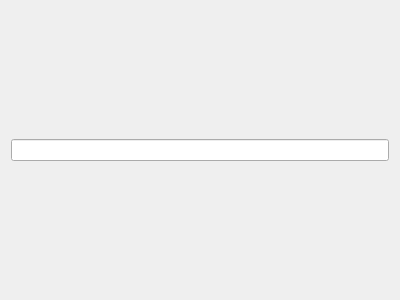
Qt form searchdialog.ui (LebyakMarki/File_Manager_OS) before a commit.
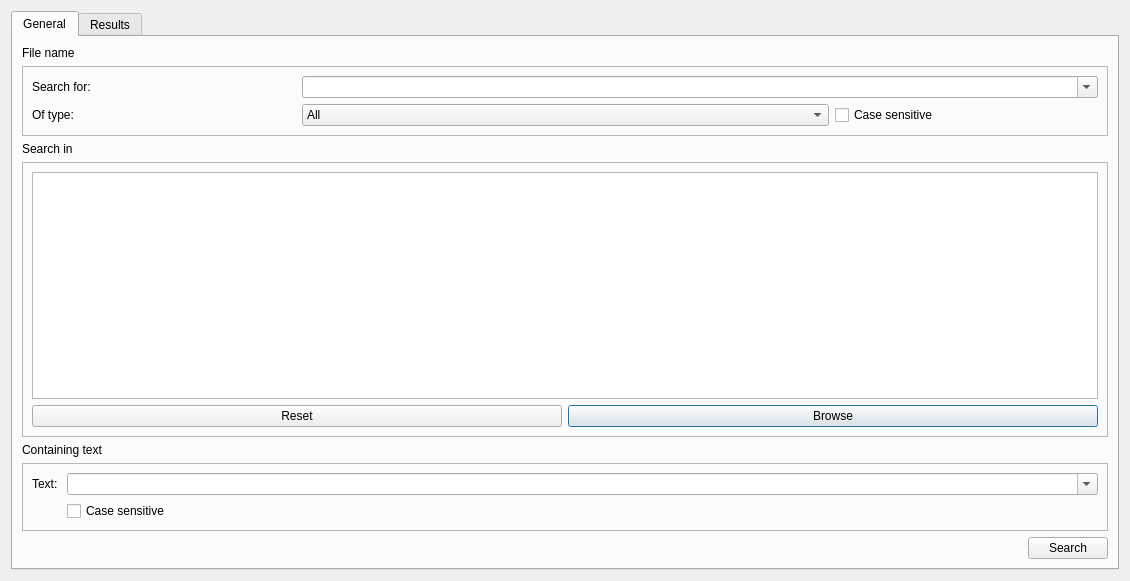
The same form after that commit.

Commit message:
Added search implementation
Also fixed some bugs

The edit to the form file:
```diff
--- a/searchdialog.ui
+++ b/searchdialog.ui
@@ -6,16 +6,270 @@
    <rect>
     <x>0</x>
     <y>0</y>
-    <width>400</width>
-    <height>300</height>
+    <width>1126</width>
+    <height>581</height>
    </rect>
   </property>
   <property name="windowTitle">
    <string>Dialog</string>
   </property>
-  <layout class="QHBoxLayout" name="horizontalLayout">
-   <item>
-    <widget class="QLineEdit" name="lineEdit"/>
+  <layout class="QGridLayout" name="gridLayout">
+   <item row="0" column="0">
+    <widget class="QTabWidget" name="searchWidget">
+     <property name="toolTip">
+      <string/>
+     </property>
+     <property name="tabShape">
+      <enum>QTabWidget::Rounded</enum>
+     </property>
+     <property name="currentIndex">
+      <number>0</number>
+     </property>
+     <property name="movable">
+      <bool>true</bool>
+     </property>
+     <widget class="QWidget" name="generalTab">
+      <attribute name="title">
+       <string>General</string>
+      </attribute>
+      <attribute name="toolTip">
+       <string>This is tab for setting parameters</string>
+      </attribute>
+      <layout class="QVBoxLayout" name="verticalLayout_2">
+       <item>
+        <widget class="QLabel" name="label">
+         <property name="text">
+          <string>File name</string>
+         </property>
+        </widget>
+       </item>
+       <item>
+        <widget class="QFrame" name="filename_frame">
+         <property name="frameShape">
+          <enum>QFrame::StyledPanel</enum>
+         </property>
+         <property name="frameShadow">
+          <enum>QFrame::Raised</enum>
+         </property>
+         <layout class="QGridLayout" name="gridLayout_2">
+          <item row="1" column="1" colspan="2">
+           <widget class="QComboBox" name="fileTypeBox">
+            <property name="editable">
+             <bool>false</bool>
+            </property>
+            <item>
+             <property name="text">
+              <string>All</string>
+             </property>
+            </item>
+            <item>
+             <property name="text">
+              <string>Text</string>
+             </property>
+            </item>
+            <item>
+             <property name="text">
+              <string>Images</string>
+             </property>
+            </item>
+            <item>
+             <property name="text">
+              <string>Videos</string>
+             </property>
+            </item>
+            <item>
+             <property name="text">
+              <string>Archives</string>
+             </property>
+            </item>
+           </widget>
+          </item>
+          <item row="1" column="0">
+           <widget class="QLabel" name="of_type_label">
+            <property name="text">
+             <string>Of type: </string>
+            </property>
+           </widget>
+          </item>
+          <item row="1" column="3">
+           <widget class="QCheckBox" name="caseSensitiveFilenameBox">
+            <property name="text">
+             <string>Case sensitive</string>
+            </property>
+           </widget>
+          </item>
+          <item row="0" column="0">
+           <widget class="QLabel" name="search_for_label">
+            <property name="text">
+             <string>Search for:</string>
+            </property>
+           </widget>
+          </item>
+          <item row="0" column="1" colspan="3">
+           <widget class="QComboBox" name="fileNameBox">
+            <property name="editable">
+             <bool>true</bool>
+            </property>
+           </widget>
+          </item>
+         </layout>
+        </widget>
+       </item>
+       <item>
+        <widget class="QLabel" name="label_6">
+         <property name="text">
+          <string>Search in</string>
+         </property>
+        </widget>
+       </item>
+       <item>
+        <widget class="QFrame" name="search_in_frame">
+         <property name="frameShape">
+          <enum>QFrame::StyledPanel</enum>
+         </property>
+         <property name="frameShadow">
+          <enum>QFrame::Raised</enum>
+         </property>
+         <layout class="QGridLayout" name="gridLayout_3">
+          <item row="0" column="0" colspan="2">
+           <widget class="QListView" name="search_in_list"/>
+          </item>
+          <item row="2" column="1">
+           <widget class="QPushButton" name="browse_search_in_button">
+            <property name="text">
+             <string>Browse</string>
+            </property>
+           </widget>
+          </item>
+          <item row="2" column="0">
+           <widget class="QPushButton" name="reset_search_in_button">
+            <property name="text">
+             <string>Reset</string>
+            </property>
+           </widget>
+          </item>
+         </layout>
+        </widget>
+       </item>
+       <item>
+        <widget class="QLabel" name="label_7">
+         <property name="text">
+          <string>Containing text</string>
+         </property>
+        </widget>
+       </item>
+       <item>
+        <widget class="QFrame" name="containing_frame">
+         <property name="frameShape">
+          <enum>QFrame::StyledPanel</enum>
+         </property>
+         <property name="frameShadow">
+          <enum>QFrame::Raised</enum>
+         </property>
+         <layout class="QFormLayout" name="formLayout">
+          <item row="0" column="0">
+           <widget class="QLabel" name="containing_text_label">
+            <property name="text">
+             <string>Text: </string>
+            </property>
+           </widget>
+          </item>
+          <item row="0" column="1">
+           <widget class="QComboBox" name="containing_text_box">
+            <property name="editable">
+             <bool>true</bool>
+            </property>
+           </widget>
+          </item>
+          <item row="1" column="1">
+           <widget class="QCheckBox" name="caseSensitiveContainingTextBox">
+            <property name="text">
+             <string>Case sensitive</string>
+            </property>
+           </widget>
+          </item>
+         </layout>
+        </widget>
+       </item>
+       <item alignment="Qt::AlignRight">
+        <widget class="QPushButton" name="start_searching_button">
+         <property name="maximumSize">
+          <size>
+           <width>300</width>
+           <height>16777215</height>
+          </size>
+         </property>
+         <property name="contextMenuPolicy">
+          <enum>Qt::DefaultContextMenu</enum>
+         </property>
+         <property name="layoutDirection">
+          <enum>Qt::LeftToRight</enum>
+         </property>
+         <property name="text">
+          <string>Search</string>
+         </property>
+        </widget>
+       </item>
+      </layout>
+     </widget>
+     <widget class="QWidget" name="resultsTab">
+      <attribute name="title">
+       <string>Results</string>
+      </attribute>
+      <attribute name="toolTip">
+       <string>Here you got results from previous tab</string>
+      </attribute>
+      <layout class="QGridLayout" name="gridLayout_4">
+       <item row="1" column="0">
+        <widget class="QLabel" name="how_many_files_found">
+         <property name="minimumSize">
+          <size>
+           <width>1000</width>
+           <height>0</height>
+          </size>
+         </property>
+         <property name="text">
+          <string/>
+         </property>
+        </widget>
+       </item>
+       <item row="1" column="1">
+        <widget class="QPushButton" name="open_found_file">
+         <property name="text">
+          <string>Open</string>
+         </property>
+        </widget>
+       </item>
+       <item row="0" column="0" colspan="2">
+        <widget class="QTableWidget" name="resultsTable">
+         <attribute name="horizontalHeaderStretchLastSection">
+          <bool>false</bool>
+         </attribute>
+         <column>
+          <property name="text">
+           <string>File Path</string>
+          </property>
+         </column>
+         <column>
+          <property name="text">
+           <string>Size</string>
+          </property>
+         </column>
+         <column>
+          <property name="text">
+           <string>rwx</string>
+          </property>
+         </column>
+         <column>
+          <property name="text">
+           <string>Last Modified</string>
+          </property>
+         </column>
+        </widget>
+       </item>
+      </layout>
+     </widget>
+    </widget>
    </item>
   </layout>
  </widget>
```
Left out of the diff: 2 changed lines with no effect on the pictures. The commit also changes 6 other files.
